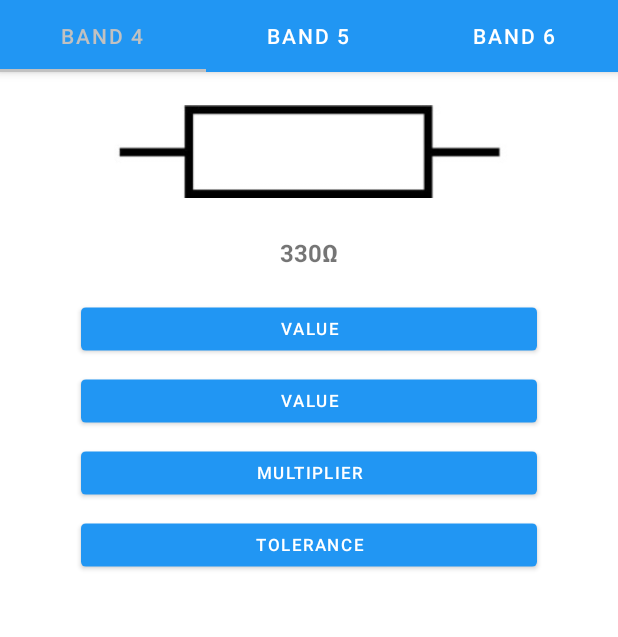
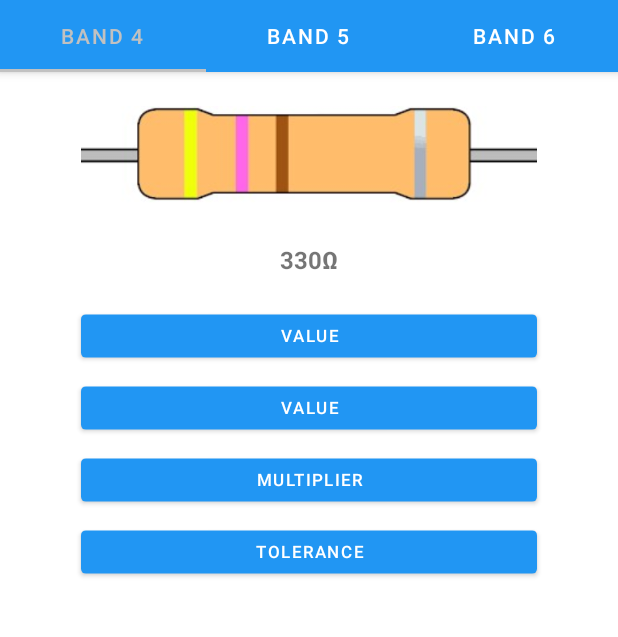
Before and after one commit to MartinMatta/Android-Resistor-Color-Codes, an Android app: the screen it shows after launch (MainActivity), on a phone screen of 412 x 824 dp, the part 89-726 px from its top. Run offline under Robolectric (Android 15) with nearby library versions, the phone set to English and light mode, and no system bars.

Commit message:
add resistor image

```diff
--- a/app/src/main/java/com/example/resistorcalculator/FragmentBAND4.java
+++ b/app/src/main/java/com/example/resistorcalculator/FragmentBAND4.java
@@ -9,6 +9,7 @@ import android.os.Bundle;
 import android.widget.ListView;
 
 import android.widget.SimpleAdapter;
+import android.widget.TextView;
 
 import java.util.ArrayList;
 import java.util.HashMap;
@@ -17,6 +18,8 @@ import java.util.List;
 public class FragmentBAND4 extends Fragment {
 
     ListView list;
+    TextView result;
+
     private static String[] BAND = {
             "value 1","value 2",
             "multiplier","tolerance"};
--- a/app/src/main/res/layout/band4_layout.xml
+++ b/app/src/main/res/layout/band4_layout.xml
@@ -13,9 +13,9 @@
         android:layout_height="wrap_content"
         android:paddingTop="16dp"
         android:scaleType="center"
-        android:src="@drawable/img1"
         android:scaleX="0.8"
-        android:scaleY="0.8"/>
+        android:scaleY="0.8"
+        android:src="@drawable/resistor" />
 
     <TextView
         android:id="@+id/textView"
--- a/app/src/main/res/layout/band5_layout.xml
+++ b/app/src/main/res/layout/band5_layout.xml
@@ -13,7 +13,7 @@
         android:layout_height="wrap_content"
         android:paddingTop="16dp"
         android:scaleType="center"
-        android:src="@drawable/img1"
+        android:src="@drawable/resistor"
         android:scaleX="0.8"
         android:scaleY="0.8"/>
 
--- a/app/src/main/res/layout/band6_layout.xml
+++ b/app/src/main/res/layout/band6_layout.xml
@@ -12,7 +12,7 @@
         android:layout_height="wrap_content"
         android:paddingTop="16dp"
         android:scaleType="center"
-        android:src="@drawable/img1"
+        android:src="@drawable/resistor"
         android:scaleX="0.8"
         android:scaleY="0.8"/>
 
```
Also changed, not shown: app/src/main/res/drawable-v24/img1.jpg (deleted), app/src/main/res/drawable-v24/resistor.jpg (added), app/src/main/res/drawable-v24/resistor.png (deleted), app/src/main/res/drawable-v24/resistor_symbol.jpg (deleted).
